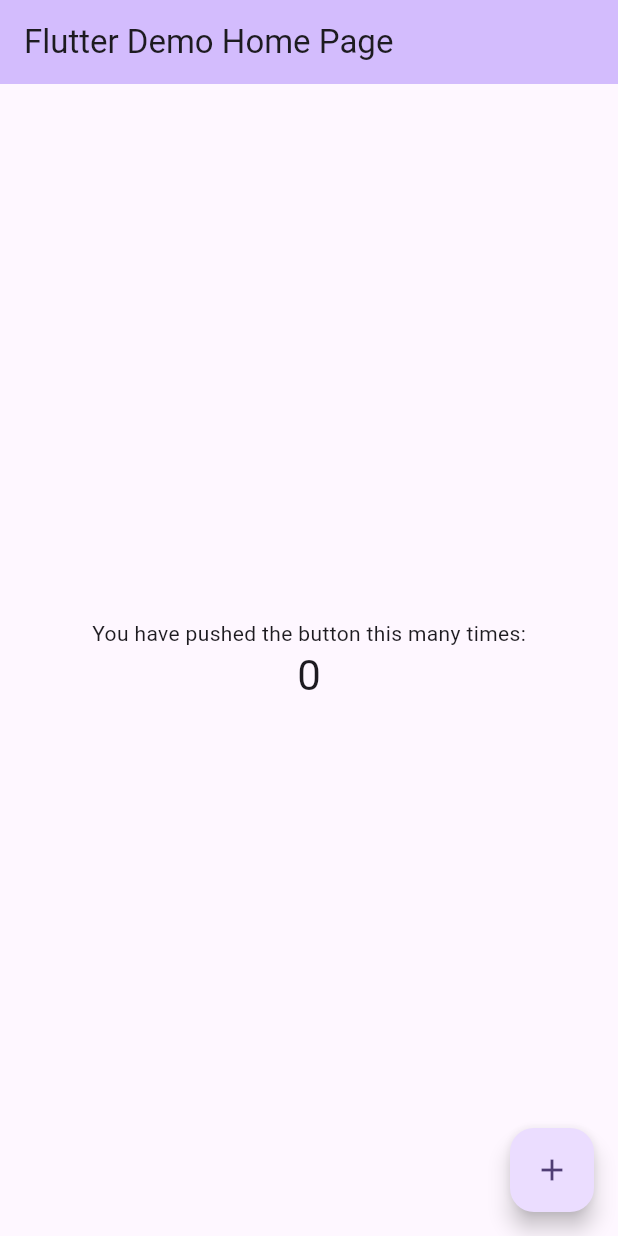
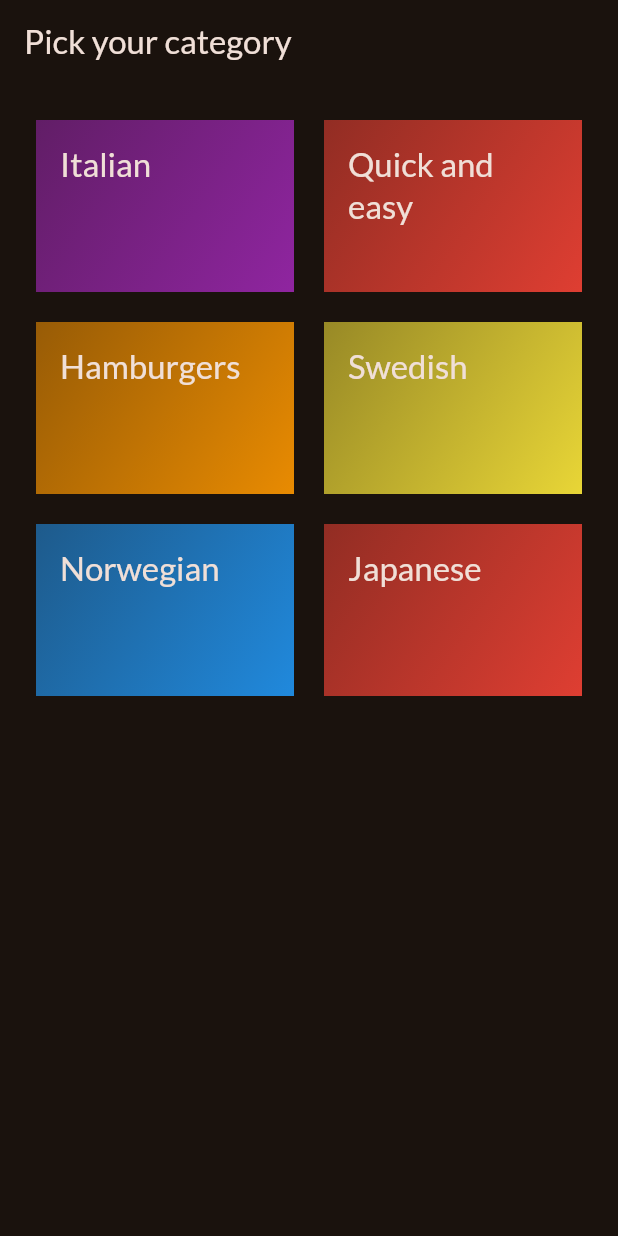
Before and after one commit to StenOskar/meals_app, a Flutter app: the screen it shows after launch, on a phone screen of 412 x 824 dp. Run offline on Flutter 3.47's test engine with Material 3 defaults, Android fonts, the phone set to English and light mode, and no system bars; our stand-ins replace google_fonts.

Commit message:
Implemented skeleton of meals app

```diff
--- /dev/null
+++ b/lib/data/dummy_data.dart
@@ -0,0 +1,35 @@
+import 'package:meals_app/models/category.dart';
+import 'package:flutter/material.dart';
+
+const availableCategories = [
+  Category(
+      id: "c1",
+      title: "Italian",
+      color: Colors.purple,
+  ),
+  Category(
+    id: "c2",
+    title: "Quick and easy",
+    color: Colors.red,
+  ),
+  Category(
+    id: "c3",
+    title: "Hamburgers",
+    color: Colors.orange,
+  ),
+  Category(
+    id: "c4",
+    title: "Swedish",
+    color: Colors.yellow,
+  ),
+  Category(
+    id: "c5",
+    title: "Norwegian",
+    color: Colors.blue,
+  ),
+  Category(
+    id: "c6",
+    title: "Japanese",
+    color: Colors.red,
+  ),
+];
--- a/lib/main.dart
+++ b/lib/main.dart
@@ -1,125 +1,28 @@
 import 'package:flutter/material.dart';
+import 'package:google_fonts/google_fonts.dart';
+import 'package:meals_app/screens/categories.dart';
+
+final theme = ThemeData(
+  useMaterial3: true,
+  colorScheme: ColorScheme.fromSeed(
+    brightness: Brightness.dark,
+    seedColor: const Color.fromARGB(255, 131, 57, 0),
+  ),
+  textTheme: GoogleFonts.latoTextTheme(),
+);
 
 void main() {
-  runApp(const MyApp());
+  runApp(const App());
 }
 
-class MyApp extends StatelessWidget {
-  const MyApp({super.key});
+class App extends StatelessWidget {
+  const App({super.key});
 
-  // This widget is the root of your application.
   @override
   Widget build(BuildContext context) {
     return MaterialApp(
-      title: 'Flutter Demo',
-      theme: ThemeData(
-        // This is the theme of your application.
-        //
-        // TRY THIS: Try running your application with "flutter run". You'll see
-        // the application has a purple toolbar. Then, without quitting the app,
-        // try changing the seedColor in the colorScheme below to Colors.green
-        // and then invoke "hot reload" (save your changes or press the "hot
-        // reload" button in a Flutter-supported IDE, or press "r" if you used
-        // the command line to start the app).
-        //
-        // Notice that the counter didn't reset back to zero; the application
-        // state is not lost during the reload. To reset the state, use hot
-        // restart instead.
-        //
-        // This works for code too, not just values: Most code changes can be
-        // tested with just a hot reload.
-        colorScheme: ColorScheme.fromSeed(seedColor: Colors.deepPurple),
-        useMaterial3: true,
-      ),
-      home: const MyHomePage(title: 'Flutter Demo Home Page'),
+        theme: theme,
+        home: const CategoriesScreen(),
     );
   }
 }
-
-class MyHomePage extends StatefulWidget {
-  const MyHomePage({super.key, required this.title});
-
-  // This widget is the home page of your application. It is stateful, meaning
-  // that it has a State object (defined below) that contains fields that affect
-  // how it looks.
-
-  // This class is the configuration for the state. It holds the values (in this
-  // case the title) provided by the parent (in this case the App widget) and
-  // used by the build method of the State. Fields in a Widget subclass are
-  // always marked "final".
-
-  final String title;
-
-  @override
-  State<MyHomePage> createState() => _MyHomePageState();
-}
-
-class _MyHomePageState extends State<MyHomePage> {
-  int _counter = 0;
-
-  void _incrementCounter() {
-    setState(() {
-      // This call to setState tells the Flutter framework that something has
-      // changed in this State, which causes it to rerun the build method below
-      // so that the display can reflect the updated values. If we changed
-      // _counter without calling setState(), then the build method would not be
-      // called again, and so nothing would appear to happen.
-      _counter++;
-    });
-  }
-
-  @override
-  Widget build(BuildContext context) {
-    // This method is rerun every time setState is called, for instance as done
-    // by the _incrementCounter method above.
-    //
-    // The Flutter framework has been optimized to make rerunning build methods
-    // fast, so that you can just rebuild anything that needs updating rather
-    // than having to individually change instances of widgets.
-    return Scaffold(
-      appBar: AppBar(
-        // TRY THIS: Try changing the color here to a specific color (to
-        // Colors.amber, perhaps?) and trigger a hot reload to see the AppBar
-        // change color while the other colors stay the same.
-        backgroundColor: Theme.of(context).colorScheme.inversePrimary,
-        // Here we take the value from the MyHomePage object that was created by
-        // the App.build method, and use it to set our appbar title.
-        title: Text(widget.title),
-      ),
-      body: Center(
-        // Center is a layout widget. It takes a single child and positions it
-        // in the middle of the parent.
-        child: Column(
-          // Column is also a layout widget. It takes a list of children and
-          // arranges them vertically. By default, it sizes itself to fit its
-          // children horizontally, and tries to be as tall as its parent.
-          //
-          // Column has various properties to control how it sizes itself and
-          // how it positions its children. Here we use mainAxisAlignment to
-          // center the children vertically; the main axis here is the vertical
-          // axis because Columns are vertical (the cross axis would be
-          // horizontal).
-          //
-          // TRY THIS: Invoke "debug painting" (choose the "Toggle Debug Paint"
-          // action in the IDE, or press "p" in the console), to see the
-          // wireframe for each widget.
-          mainAxisAlignment: MainAxisAlignment.center,
-          children: <Widget>[
-            const Text(
-              'You have pushed the button this many times:',
-            ),
-            Text(
-              '$_counter',
-              style: Theme.of(context).textTheme.headlineMedium,
-            ),
-          ],
-        ),
-      ),
-      floatingActionButton: FloatingActionButton(
-        onPressed: _incrementCounter,
-        tooltip: 'Increment',
-        child: const Icon(Icons.add),
-      ), // This trailing comma makes auto-formatting nicer for build methods.
-    );
-  }
-}
--- /dev/null
+++ b/lib/models/category.dart
@@ -0,0 +1,13 @@
+import 'package:flutter/material.dart';
+
+class Category {
+  const Category({
+    required this.id,
+    required this.title,
+    this.color = Colors.orange,
+  });
+
+  final String id;
+  final String title;
+  final Color color;
+}
--- /dev/null
+++ b/lib/screens/categories.dart
@@ -0,0 +1,29 @@
+import 'package:flutter/material.dart';
+import 'package:meals_app/data/dummy_data.dart';
+import 'package:meals_app/data/dummy_data.dart';
+import 'package:meals_app/widgets/category_grid_item.dart';
+
+class CategoriesScreen extends StatelessWidget {
+  const CategoriesScreen({super.key});
+
+  @override
+  Widget build(BuildContext context) {
+    return Scaffold(
+      appBar: AppBar(
+        title: const Text("Pick your category"),
+      ),
+      body: GridView(
+        padding: const EdgeInsets.all(24),
+        gridDelegate: const SliverGridDelegateWithFixedCrossAxisCount(
+          crossAxisCount: 2,
+          childAspectRatio: 3 / 2,
+          crossAxisSpacing: 20,
+          mainAxisSpacing: 20,
+        ),
+        children: [
+          ...availableCategories.map((category) => CategoryGridItem(category: category))
+        ],
+      ),
+    );
+  }
+}
--- /dev/null
+++ b/lib/widgets/category_grid_item.dart
@@ -0,0 +1,34 @@
+import 'package:flutter/material.dart';
+import 'package:meals_app/models/category.dart';
+
+class CategoryGridItem extends StatelessWidget {
+  const CategoryGridItem({
+    super.key,
+    required this.category
+  });
+
+  final Category category;
+
+  @override
+  Widget build(BuildContext context) {
+    return Container(
+      padding: const EdgeInsets.all(16),
+      decoration: BoxDecoration(
+        gradient: LinearGradient(
+            colors: [
+              category.color.withOpacity(0.55),
+              category.color.withOpacity(0.9),
+            ],
+            begin: Alignment.topLeft,
+            end: Alignment.bottomRight
+        )
+      ),
+      child: Text(
+        category.title,
+        style: Theme.of(context).textTheme.titleLarge!.copyWith(
+          color: Theme.of(context).colorScheme.onSurface,
+        ),
+      ),
+    );
+  }
+}
--- a/pubspec.yaml
+++ b/pubspec.yaml
@@ -30,6 +30,7 @@ environment:
 dependencies:
   flutter:
     sdk: flutter
+  google_fonts: ^6.2.1
 
 
   # The following adds the Cupertino Icons font to your application.
```
Also changed, not shown: pubspec.lock, 2 other files.
